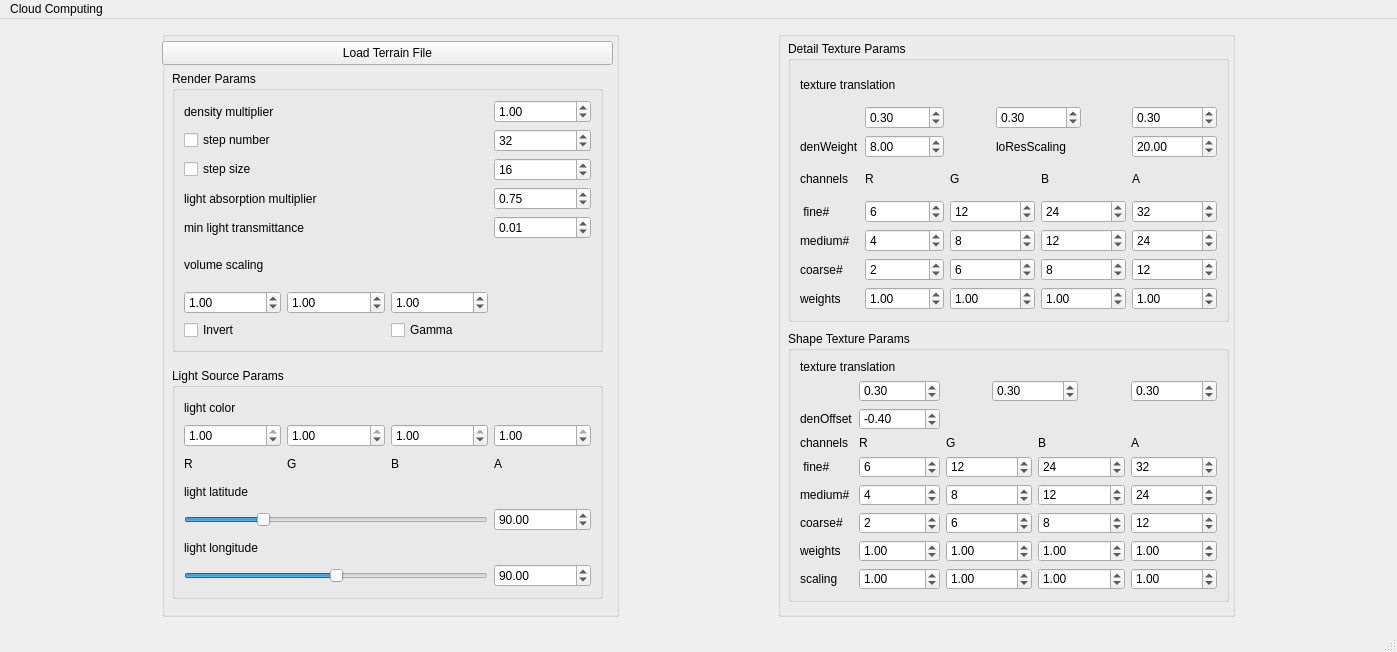
Depersonalizc/volumetric-clouds, file src/mainwindow.ui: the form before one commit.
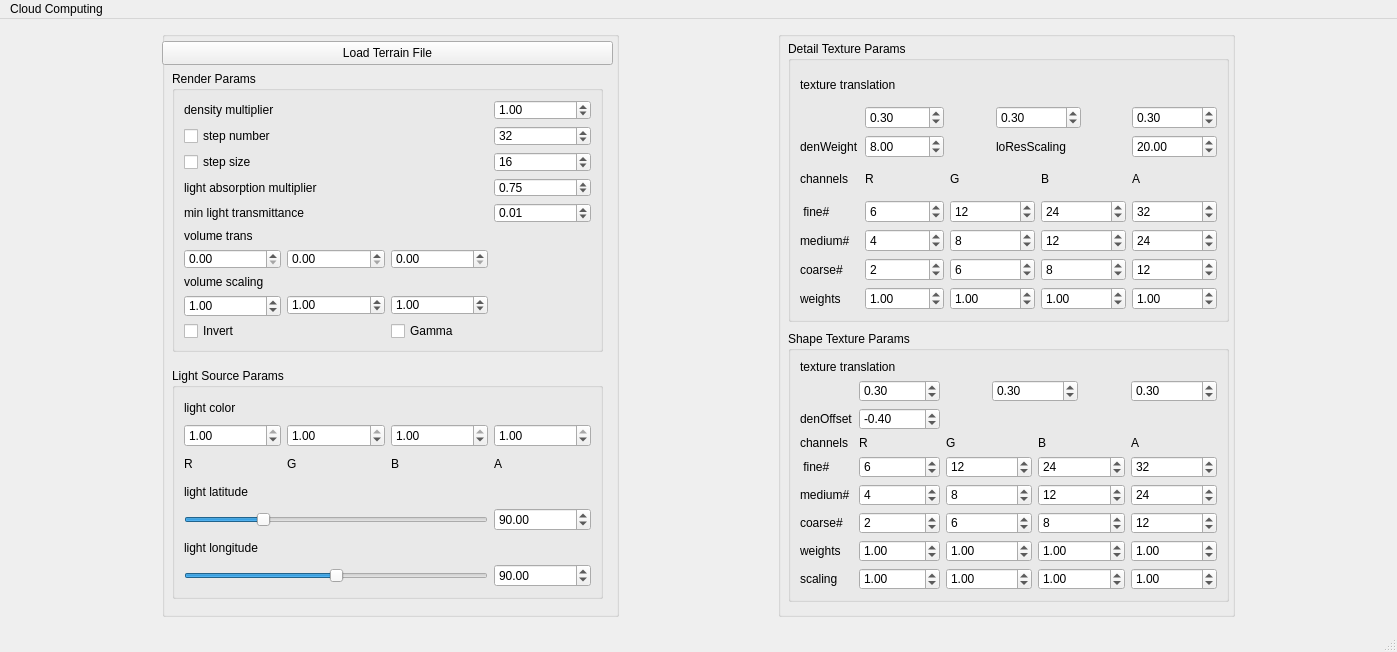
The form after the commit.

Commit message: ui add vol translation

What changed in the file:
```diff
--- a/src/mainwindow.ui
+++ b/src/mainwindow.ui
@@ -59,15 +59,35 @@
           <string>Render Params</string>
          </property>
          <layout class="QGridLayout" name="gridLayout">
-          <item row="7" column="0">
-           <widget class="QCheckBox" name="invert_checkBox">
+          <item row="1" column="0" colspan="3">
+           <widget class="QCheckBox" name="stepNumber_checkBox">
             <property name="text">
-             <string>Invert</string>
+             <string>step number</string>
             </property>
            </widget>
           </item>
-          <item row="0" column="3">
-           <widget class="QDoubleSpinBox" name="densityMultiplier">
+          <item row="4" column="0" colspan="3">
+           <widget class="QLabel" name="label_131">
+            <property name="text">
+             <string>min light transmittance</string>
+            </property>
+           </widget>
+          </item>
+          <item row="8" column="0">
+           <widget class="QDoubleSpinBox" name="valScaling1_doubleSpinBox">
+            <property name="minimumSize">
+             <size>
+              <width>62</width>
+              <height>22</height>
+             </size>
+            </property>
+            <property name="value">
+             <double>1.000000000000000</double>
+            </property>
+           </widget>
+          </item>
+          <item row="8" column="1">
+           <widget class="QDoubleSpinBox" name="valScaling2_doubleSpinBox">
             <property name="value">
              <double>1.000000000000000</double>
             </property>
@@ -80,6 +100,76 @@
             </property>
            </widget>
           </item>
+          <item row="0" column="3">
+           <widget class="QDoubleSpinBox" name="densityMultiplier">
+            <property name="value">
+             <double>1.000000000000000</double>
+            </property>
+           </widget>
+          </item>
+          <item row="3" column="0" colspan="3">
+           <widget class="QLabel" name="label_130">
+            <property name="text">
+             <string>light absorption multiplier</string>
+            </property>
+           </widget>
+          </item>
+          <item row="3" column="3">
+           <widget class="QDoubleSpinBox" name="lightAborspMulti_doubleSpinBox">
+            <property name="value">
+             <double>0.750000000000000</double>
+            </property>
+           </widget>
+          </item>
+          <item row="5" column="0">
+           <widget class="QLabel" name="label_5">
+            <property name="text">
+             <string>volume trans</string>
+            </property>
+           </widget>
+          </item>
+          <item row="9" column="0">
+           <widget class="QCheckBox" name="invert_checkBox">
+            <property name="text">
+             <string>Invert</string>
+            </property>
+           </widget>
+          </item>
+          <item row="2" column="0" colspan="3">
+           <widget class="QCheckBox" name="stepSize_checkBox">
+            <property name="text">
+             <string>step size</string>
+            </property>
+           </widget>
+          </item>
+          <item row="8" column="2">
+           <widget class="QDoubleSpinBox" name="valScaling3_doubleSpinBox">
+            <property name="value">
+             <double>1.000000000000000</double>
+            </property>
+           </widget>
+          </item>
+          <item row="7" column="0">
+           <widget class="QLabel" name="label_132">
+            <property name="text">
+             <string>volume scaling</string>
+            </property>
+           </widget>
+          </item>
+          <item row="0" column="0" colspan="2">
+           <widget class="QLabel" name="label_129">
+            <property name="text">
+             <string>density multiplier</string>
+            </property>
+           </widget>
+          </item>
+          <item row="9" column="2" colspan="2">
+           <widget class="QCheckBox" name="gamma_checkBox">
+            <property name="text">
+             <string>Gamma</string>
+            </property>
+           </widget>
+          </item>
           <item row="1" column="3">
            <widget class="QSpinBox" name="stepNumber_spinBox">
             <property name="minimum">
@@ -93,20 +183,6 @@
             </property>
            </widget>
           </item>
-          <item row="0" column="0" colspan="2">
-           <widget class="QLabel" name="label_129">
-            <property name="text">
-             <string>density multiplier</string>
-            </property>
-           </widget>
-          </item>
-          <item row="5" column="0">
-           <widget class="QLabel" name="label_132">
-            <property name="text">
-             <string>volume scaling</string>
-            </property>
-           </widget>
-          </item>
           <item row="2" column="3">
            <widget class="QSpinBox" name="stepSize_spinBox">
             <property name="minimum">
@@ -120,74 +196,14 @@
             </property>
            </widget>
           </item>
-          <item row="7" column="2" colspan="2">
-           <widget class="QCheckBox" name="gamma_checkBox">
-            <property name="text">
-             <string>Gamma</string>
-            </property>
-           </widget>
-          </item>
-          <item row="1" column="0" colspan="3">
-           <widget class="QCheckBox" name="stepNumber_checkBox">
-            <property name="text">
-             <string>step number</string>
-            </property>
-           </widget>
-          </item>
-          <item row="2" column="0" colspan="3">
-           <widget class="QCheckBox" name="stepSize_checkBox">
-            <property name="text">
-             <string>step size</string>
-            </property>
-           </widget>
-          </item>
-          <item row="3" column="3">
-           <widget class="QDoubleSpinBox" name="lightAborspMulti_doubleSpinBox">
-            <property name="value">
-             <double>0.750000000000000</double>
-            </property>
-           </widget>
-          </item>
-          <item row="3" column="0" colspan="3">
-           <widget class="QLabel" name="label_130">
-            <property name="text">
-             <string>light absorption multiplier</string>
-            </property>
-           </widget>
-          </item>
-          <item row="4" column="0" colspan="3">
-           <widget class="QLabel" name="label_131">
-            <property name="text">
-             <string>min light transmittance</string>
-            </property>
-           </widget>
-          </item>
           <item row="6" column="0">
-           <widget class="QDoubleSpinBox" name="valScaling1_doubleSpinBox">
-            <property name="minimumSize">
-             <size>
-              <width>62</width>
-              <height>22</height>
-             </size>
-            </property>
-            <property name="value">
-             <double>1.000000000000000</double>
-            </property>
-           </widget>
+           <widget class="QDoubleSpinBox" name="volTrans_x_doubleSpinBox"/>
           </item>
           <item row="6" column="1">
-           <widget class="QDoubleSpinBox" name="valScaling2_doubleSpinBox">
-            <property name="value">
-             <double>1.000000000000000</double>
-            </property>
-           </widget>
+           <widget class="QDoubleSpinBox" name="volTrans_y_doubleSpinBox"/>
           </item>
           <item row="6" column="2">
-           <widget class="QDoubleSpinBox" name="valScaling3_doubleSpinBox">
-            <property name="value">
-             <double>1.000000000000000</double>
-            </property>
-           </widget>
+           <widget class="QDoubleSpinBox" name="volTrans_z_doubleSpinBox"/>
           </item>
          </layout>
         </widget>
```
The commit also changes 2 other files.
